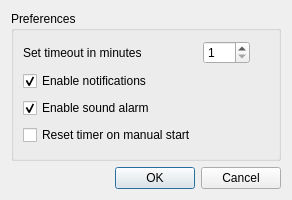
This is data/pref.ui in aullidolunar/apps as Qt 5 draws it before an edit. The edited form follows.
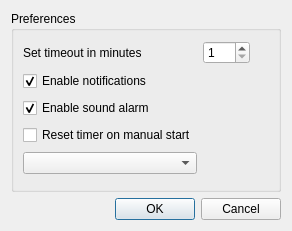
This is the edited form.

What changed in the file:
```diff
--- a/data/pref.ui
+++ b/data/pref.ui
@@ -10,7 +10,7 @@
     <x>0</x>
     <y>0</y>
     <width>292</width>
-    <height>200</height>
+    <height>231</height>
    </rect>
   </property>
   <property name="windowTitle">
@@ -86,6 +86,22 @@
         </property>
        </widget>
       </item>
+      <item row="4" column="0">
+       <widget class="QComboBox" name="comboLang"/>
+      </item>
+      <item row="4" column="1" colspan="2">
+       <spacer name="horizontalSpacer_2">
+        <property name="orientation">
+         <enum>Qt::Horizontal</enum>
+        </property>
+        <property name="sizeHint" stdset="0">
+         <size>
+          <width>40</width>
+          <height>20</height>
+         </size>
+        </property>
+       </spacer>
+      </item>
      </layout>
     </widget>
    </item>
```
